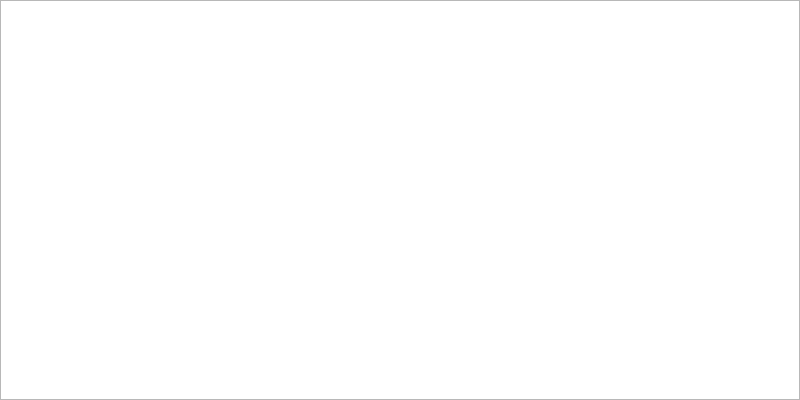
Old version of the form src/browser/LogWindow.ui in the repository axr/browser.
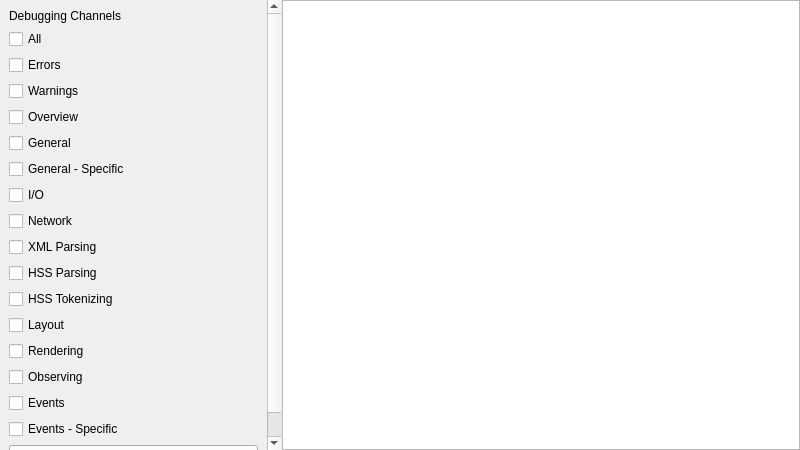
New version of the form.

Commit message:
Update browser to use the new debug/logging infrastructure.
In the process, the channel checkboxes got moved from the preferences
dialog to the log window as they are much more easily accessible there.

LogWindow is now an implementation of AXRAbstractLogger, which writes
directly into a text box on the dialog.

The edit to the form file:
```diff
--- a/src/browser/LogWindow.ui
+++ b/src/browser/LogWindow.ui
@@ -10,7 +10,7 @@
     <x>0</x>
     <y>0</y>
     <width>800</width>
-    <height>400</height>
+    <height>450</height>
    </rect>
   </property>
   <property name="windowTitle">
@@ -21,10 +21,285 @@
     <number>0</number>
    </property>
    <item>
-    <widget class="QPlainTextEdit" name="logTextEdit">
-     <property name="readOnly">
-      <bool>true</bool>
+    <widget class="QSplitter" name="splitter">
+     <property name="styleSheet">
+      <string notr="true">QSplitter::handle { image: none }</string>
      </property>
+     <property name="orientation">
+      <enum>Qt::Horizontal</enum>
+     </property>
+     <property name="handleWidth">
+      <number>1</number>
+     </property>
+     <widget class="QScrollArea" name="scrollArea">
+      <property name="sizePolicy">
+       <sizepolicy hsizetype="Maximum" vsizetype="Expanding">
+        <horstretch>0</horstretch>
+        <verstretch>0</verstretch>
+       </sizepolicy>
+      </property>
+      <property name="frameShape">
+       <enum>QFrame::NoFrame</enum>
+      </property>
+      <property name="widgetResizable">
+       <bool>true</bool>
+      </property>
+      <widget class="QWidget" name="scrollAreaWidgetContents">
+       <property name="geometry">
+        <rect>
+         <x>0</x>
+         <y>0</y>
+         <width>303</width>
+         <height>450</height>
+        </rect>
+       </property>
+       <layout class="QVBoxLayout" name="verticalLayout">
+        <item>
+         <widget class="QLabel" name="debuggingChannelsLabel">
+          <property name="text">
+           <string>Debugging Channels</string>
+          </property>
+         </widget>
+        </item>
+        <item>
+         <widget class="QCheckBox" name="allChannelsCheckBox">
+          <property name="toolTip">
+           <string>Debug on/off</string>
+          </property>
+          <property name="text">
+           <string>All</string>
+          </property>
+          <attribute name="buttonGroup">
+           <string notr="true">channelsButtonGroup</string>
+          </attribute>
+         </widget>
+        </item>
+        <item>
+         <widget class="QCheckBox" name="userErrorChannelCheckBox">
+          <property name="toolTip">
+           <string>Errors that are displayed to the user</string>
+          </property>
+          <property name="text">
+           <string>Errors</string>
+          </property>
+          <attribute name="buttonGroup">
+           <string notr="true">channelsButtonGroup</string>
+          </attribute>
+         </widget>
+        </item>
+        <item>
+         <widget class="QCheckBox" name="userWarningChannelCheckBox">
+          <property name="toolTip">
+           <string>Warnings that are displayed to the user</string>
+          </property>
+          <property name="text">
+           <string>Warnings</string>
+          </property>
+          <attribute name="buttonGroup">
+           <string notr="true">channelsButtonGroup</string>
+          </attribute>
+         </widget>
+        </item>
+        <item>
+         <widget class="QCheckBox" name="overviewChannelCheckBox">
+          <property name="toolTip">
+           <string>Basic high level actions</string>
+          </property>
+          <property name="text">
+           <string>Overview</string>
+          </property>
+          <attribute name="buttonGroup">
+           <string notr="true">channelsButtonGroup</string>
+          </attribute>
+         </widget>
+        </item>
+        <item>
+         <widget class="QCheckBox" name="generalChannelCheckBox">
+          <property name="toolTip">
+           <string>General actions in the system</string>
+          </property>
+          <property name="text">
+           <string>General</string>
+          </property>
+          <attribute name="buttonGroup">
+           <string notr="true">channelsButtonGroup</string>
+          </attribute>
+         </widget>
+        </item>
+        <item>
+         <widget class="QCheckBox" name="generalSpecificChannelCheckBox">
+          <property name="toolTip">
+           <string>General actions in the system, more fine grained</string>
+          </property>
+          <property name="text">
+           <string>General - Specific</string>
+          </property>
+          <attribute name="buttonGroup">
+           <string notr="true">channelsButtonGroup</string>
+          </attribute>
+         </widget>
+        </item>
+        <item>
+         <widget class="QCheckBox" name="ioChannelCheckBox">
+          <property name="toolTip">
+           <string>Events related to disk I/O</string>
+          </property>
+          <property name="text">
+           <string>I/O</string>
+          </property>
+          <attribute name="buttonGroup">
+           <string notr="true">channelsButtonGroup</string>
+          </attribute>
+         </widget>
+        </item>
+        <item>
+         <widget class="QCheckBox" name="networkChannelCheckBox">
+          <property name="toolTip">
+           <string>Events related to network I/O</string>
+          </property>
+          <property name="text">
+           <string>Network</string>
+          </property>
+          <attribute name="buttonGroup">
+           <string notr="true">channelsButtonGroup</string>
+          </attribute>
+         </widget>
+        </item>
+        <item>
+         <widget class="QCheckBox" name="xmlChannelCheckBox">
+          <property name="toolTip">
+           <string>XML parsing events</string>
+          </property>
+          <property name="text">
+           <string>XML Parsing</string>
+          </property>
+          <attribute name="buttonGroup">
+           <string notr="true">channelsButtonGroup</string>
+          </attribute>
+         </widget>
+        </item>
+        <item>
+         <widget class="QCheckBox" name="hssChannelCheckBox">
+          <property name="toolTip">
+           <string>HSS parsing events</string>
+          </property>
+          <property name="text">
+           <string>HSS Parsing</string>
+          </property>
+          <attribute name="buttonGroup">
+           <string notr="true">channelsButtonGroup</string>
+          </attribute>
+         </widget>
+        </item>
+        <item>
+         <widget class="QCheckBox" name="tokenizingChannelCheckBox">
+          <property name="toolTip">
+           <string>Prints the characters read by the HSS tokenizer</string>
+          </property>
+          <property name="text">
+           <string>HSS Tokenizing</string>
+          </property>
+          <attribute name="buttonGroup">
+           <string notr="true">channelsButtonGroup</string>
+          </attribute>
+         </widget>
+        </item>
+        <item>
+         <widget class="QCheckBox" name="layoutChannelCheckBox">
+          <property name="toolTip">
+           <string>HSS document layout calculation</string>
+          </property>
+          <property name="text">
+           <string>Layout</string>
+          </property>
+          <attribute name="buttonGroup">
+           <string notr="true">channelsButtonGroup</string>
+          </attribute>
+         </widget>
+        </item>
+        <item>
+         <widget class="QCheckBox" name="renderingChannelCheckBox">
+          <property name="toolTip">
+           <string>Rendering (painting) events</string>
+          </property>
+          <property name="text">
+           <string>Rendering</string>
+          </property>
+          <attribute name="buttonGroup">
+           <string notr="true">channelsButtonGroup</string>
+          </attribute>
+         </widget>
+        </item>
+        <item>
+         <widget class="QCheckBox" name="observingChannelCheckBox">
+          <property name="toolTip">
+           <string>Adding, removing and notifying of observers</string>
+          </property>
+          <property name="text">
+           <string>Observing</string>
+          </property>
+          <attribute name="buttonGroup">
+           <string notr="true">channelsButtonGroup</string>
+          </attribute>
+         </widget>
+        </item>
+        <item>
+         <widget class="QCheckBox" name="eventsChannelCheckBox">
+          <property name="toolTip">
+           <string>Messages related to event handling</string>
+          </property>
+          <property name="text">
+           <string>Events</string>
+          </property>
+          <attribute name="buttonGroup">
+           <string notr="true">channelsButtonGroup</string>
+          </attribute>
+         </widget>
+        </item>
+        <item>
+         <widget class="QCheckBox" name="eventsSpecificChannelCheckBox">
+          <property name="toolTip">
+           <string>Messages related to event handling, more fine grained</string>
+          </property>
+          <property name="text">
+           <string>Events - Specific</string>
+          </property>
+          <attribute name="buttonGroup">
+           <string notr="true">channelsButtonGroup</string>
+          </attribute>
+         </widget>
+        </item>
+        <item>
+         <spacer name="verticalSpacer">
+          <property name="orientation">
+           <enum>Qt::Vertical</enum>
+          </property>
+          <property name="sizeHint" stdset="0">
+           <size>
+            <width>20</width>
+            <height>40</height>
+           </size>
+          </property>
+         </spacer>
+        </item>
+        <item>
+         <widget class="QPushButton" name="clearLogPushButton">
+          <property name="text">
+           <string>Clear Log</string>
+          </property>
+          <property name="autoDefault">
+           <bool>false</bool>
+          </property>
+         </widget>
+        </item>
+       </layout>
+      </widget>
+     </widget>
+     <widget class="QTextBrowser" name="textBrowser">
+      <property name="openExternalLinks">
+       <bool>true</bool>
+      </property>
+     </widget>
     </widget>
    </item>
   </layout>
```
Left out of the diff: 45 changed lines with no effect on the pictures. The commit also changes 9 other files.
